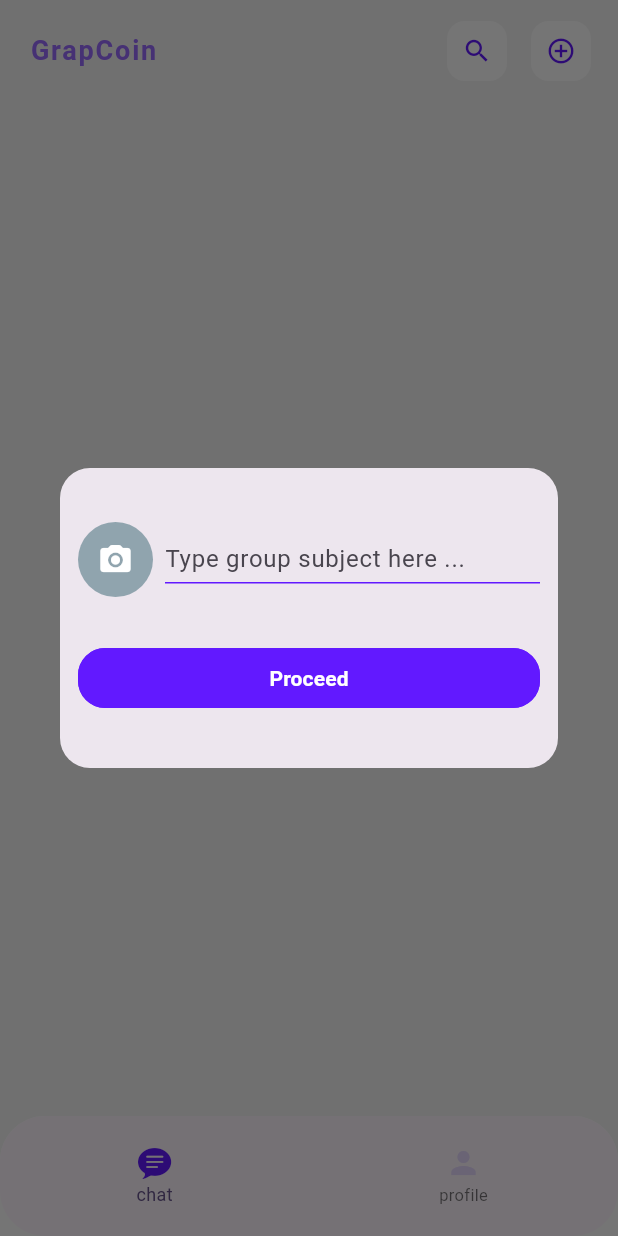
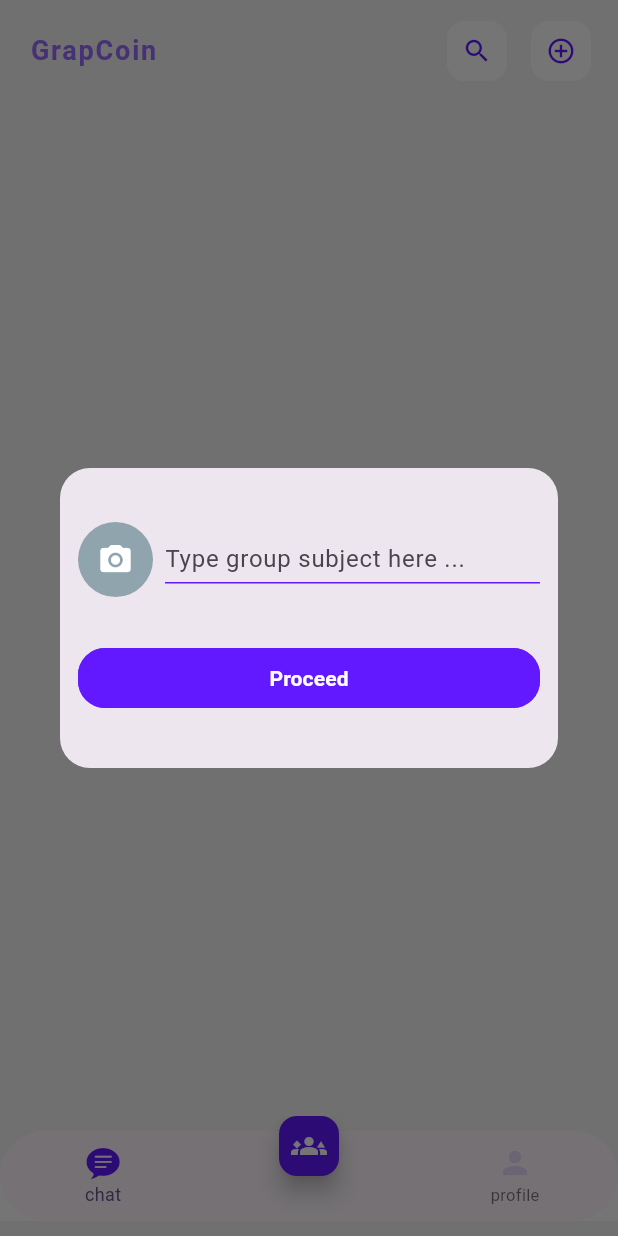
Before and after one commit to kefeh/GrapCoin, a Flutter app: the MainMenu screen opened directly, after a tap on the "add circle outline" icon, on a phone screen of 412 x 824 dp. Run offline on Flutter 3.47's test engine with Material 2 defaults, Android fonts, the light colour scheme and no system bars; our stand-ins replace better_player, cached_network_image, cloud_firestore, dartz, dio, file_picker and 14 more; missing offline and left inert: flutter_social_textfield, linkify; accounts and stored records are empty; generated files the repository leaves out were written again.

Commit message:
feat: update bottom bar to accommodate the groups button

```diff
--- a/lib/src/chat/widgets/main_menu_bottom_app_bar.dart
+++ b/lib/src/chat/widgets/main_menu_bottom_app_bar.dart
@@ -7,15 +7,22 @@ class MainMenuBottonAppBar extends ConsumerWidget {
   const MainMenuBottonAppBar({
     required this.setIndex,
     required this.index,
+    required this.onTapFAB,
     super.key,
   });
   final int index;
   final Function(int)? setIndex;
+  final void Function()? onTapFAB;
 
   @override
   Widget build(BuildContext context, WidgetRef ref) {
-    return Container(
+    return SizedBox(
       height: 80,
+      child: Stack(
+        alignment: Alignment.center,
+        children: [
+          Container(
+            height: 60,
             decoration: const BoxDecoration(
               color: Colors.white,
               borderRadius: BorderRadius.only(
@@ -23,8 +30,8 @@ class MainMenuBottonAppBar extends ConsumerWidget {
             ),
             child: Material(
               elevation: 0.0,
-        shape:
-            RoundedRectangleBorder(borderRadius: BorderRadius.circular(30.0)),
+              shape: RoundedRectangleBorder(
+                  borderRadius: BorderRadius.circular(30.0)),
               child: BottomNavigationBar(
                 type: BottomNavigationBarType.fixed,
                 elevation: 0,
@@ -41,12 +48,32 @@ class MainMenuBottonAppBar extends ConsumerWidget {
                     label: 'chat',
                   ),
                   BottomNavigationBarItem(
+                    icon: Icon(
+                      Icons.place,
+                      color: Colors.transparent,
+                    ),
+                    label: '',
+                  ),
+                  BottomNavigationBarItem(
                     icon: Icon(Icons.person),
                     label: 'profile',
                   ),
                 ],
               ),
             ),
+          ),
+          if (index != 2)
+            Positioned(
+              top: -4,
+              child: FloatingActionButton.small(
+                onPressed: onTapFAB,
+                foregroundColor: white,
+                backgroundColor: purple,
+                child: const Icon(Icons.groups_3),
+              ),
+            ),
+        ],
+      ),
     );
   }
 }
```
Also changed, not shown: lib/src/core/routes/main_menu.dart (+20 -0 lines). Lines whose indentation alone changed are shown as unchanged.
